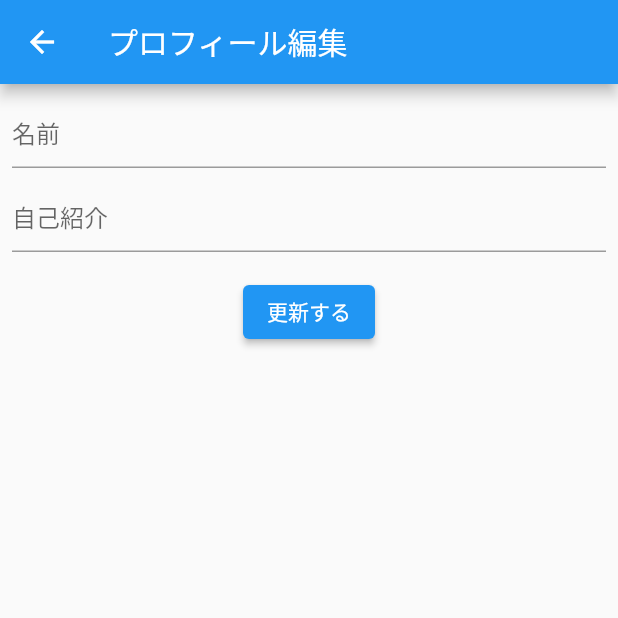
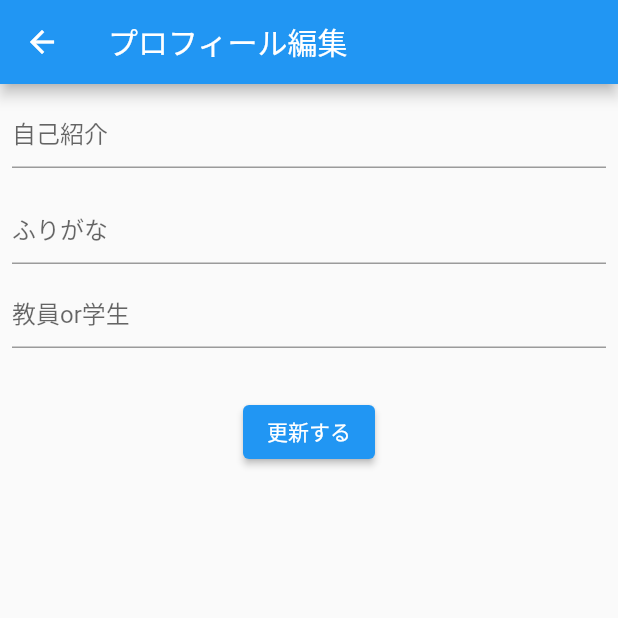
Before and after one commit to tmcit-hkoblabo/loms, a Flutter app: the MyPage screen opened directly, after a tap on the "edit" icon, on a phone screen of 412 x 824 dp, the top half of it. Run offline on Flutter 3.47's test engine with Material 2 defaults, Android fonts, the phone set to English and light mode, and no system bars; our stand-ins replace cloud_firestore, firebase_auth, firebase_core, flutter_signin_button, google_sign_in; accounts and stored records are empty.

Commit message:
学生番号・役職・自己紹介の実装

```diff
--- a/lib/edit_profile/edit_profile_model.dart
+++ b/lib/edit_profile/edit_profile_model.dart
@@ -3,17 +3,32 @@ import 'package:firebase_auth/firebase_auth.dart';
 import 'package:flutter/material.dart';
 
 class EditProfileModel extends ChangeNotifier {
-  EditProfileModel(this.name, this.description) {
-    nameController.text = name!;
-    descriptionController.text = description!;
+  //EditProfileModel(this.name, this.description, String position) {
+  EditProfileModel(this.description, this.furigana, this.position, this.number,
+      this.belong) {
+    //nameController.text = name.toString();
+    descriptionController.text = description.toString();
+    furiganaController.text = furigana.toString();
+    positionController.text = position.toString();
+    numberController.text = number.toString();
+    belongController.text = belong.toString();
   }
 
   final nameController = TextEditingController();
   final descriptionController = TextEditingController();
+  final furiganaController = TextEditingController();
+  final positionController = TextEditingController();
+  final numberController = TextEditingController();
+  final belongController = TextEditingController();
 
   String? name;
   String? description;
+  String? furigana;
+  String? position;
+  String? number;
+  String? belong;
 
+  //おそらく使わない
   void setName(String name) {
     this.name = name;
     notifyListeners();
@@ -24,19 +39,54 @@ class EditProfileModel extends ChangeNotifier {
     notifyListeners();
   }
 
+  void setFurigana(String furigana) {
+    this.furigana = furigana;
+    notifyListeners();
+  }
+
+  void setPosition(String position) {
+    this.position = position;
+    notifyListeners();
+  }
+
+  void setNumber(String number) {
+    this.number = number;
+    belong = null;
+    notifyListeners();
+  }
+
+  void setBelong(String belong) {
+    this.belong = belong;
+    number = null;
+    notifyListeners();
+  }
+
   bool isUpdated() {
-    return name != null || description != null;
+    //return name != null || description != null;
+    return description != null ||
+        furigana != null ||
+        position != null ||
+        number != null ||
+        belong != null;
   }
 
   Future update() async {
-    this.name = nameController.text;
+    //this.name = nameController.text;
     this.description = descriptionController.text;
+    this.furigana = furiganaController.text;
+    this.position = positionController.text;
+    this.number = numberController.text;
+    this.belong = belongController.text;
 
     // firestoreに追加
     final uid = FirebaseAuth.instance.currentUser!.uid;
     await FirebaseFirestore.instance.collection('users').doc(uid).update({
-      'name': name,
+      //'name': name,
       'description': description,
+      'furigana': furigana,
+      'position': position,
+      'number': number,
+      'belong': belong,
     });
   }
 }
--- a/lib/edit_profile/edit_profile_page.dart
+++ b/lib/edit_profile/edit_profile_page.dart
@@ -3,16 +3,26 @@ import 'package:flutter/material.dart';
 import 'package:provider/provider.dart';
 
 class EditProfilePage extends StatelessWidget {
-  EditProfilePage(this.name, this.description);
-  final String name;
+  //EditProfilePage(this.name, this.description);
+  EditProfilePage(
+      this.description, this.furigana, this.position, this.number, this.belong);
+  //final String name;
   final String description;
+  final String furigana;
+  final String position;
+  final String number;
+  final String belong;
 
   @override
   Widget build(BuildContext context) {
     return ChangeNotifierProvider<EditProfileModel>(
       create: (_) => EditProfileModel(
-        name,
+        //name,
         description,
+        furigana,
+        position,
+        number,
+        belong,
       ),
       child: Scaffold(
         appBar: AppBar(
@@ -24,6 +34,7 @@ class EditProfilePage extends StatelessWidget {
               padding: const EdgeInsets.all(8.0),
               child: Column(
                 children: [
+                  /*
                   TextField(
                     controller: model.nameController,
                     decoration: InputDecoration(
@@ -36,9 +47,11 @@ class EditProfilePage extends StatelessWidget {
                   SizedBox(
                     height: 8,
                   ),
+                  */
                   TextField(
                     controller: model.descriptionController,
                     decoration: InputDecoration(
+                      //hintText: '${model.description}',
                       hintText: '自己紹介',
                     ),
                     onChanged: (text) {
@@ -47,6 +60,56 @@ class EditProfilePage extends StatelessWidget {
                   ),
                   SizedBox(
                     height: 16,
+                  ),
+                  TextField(
+                    controller: model.furiganaController,
+                    decoration: InputDecoration(
+                      hintText: 'ふりがな',
+                    ),
+                    onChanged: (text) {
+                      model.setFurigana(text);
+                    },
+                  ),
+                  SizedBox(
+                    height: 8,
+                  ),
+                  TextField(
+                    controller: model.positionController,
+                    decoration: InputDecoration(
+                      hintText: '教員or学生',
+                    ),
+                    onChanged: (text) {
+                      model.setPosition(text);
+                    },
+                  ),
+                  SizedBox(
+                    height: 16,
+                  ),
+                  if (model.position == '学生')
+                    TextField(
+                      controller: model.numberController,
+                      decoration: InputDecoration(
+                        hintText: '学生番号',
+                      ),
+                      onChanged: (text) {
+                        model.setNumber(text);
+                      },
+                    ),
+                  SizedBox(
+                    height: 8,
+                  ),
+                  if (model.position == '教員')
+                    TextField(
+                      controller: model.belongController,
+                      decoration: InputDecoration(
+                        hintText: '所属学科',
+                      ),
+                      onChanged: (text) {
+                        model.setBelong(text);
+                      },
+                    ),
+                  SizedBox(
+                    height: 8,
                   ),
                   ElevatedButton(
                     onPressed: model.isUpdated()
--- a/lib/mypage/my_model.dart
+++ b/lib/mypage/my_model.dart
@@ -7,6 +7,11 @@ class MyModel extends ChangeNotifier {
   String? name;
   String? email;
   String? description;
+  String? furigana;
+  String? position;
+  String? number;
+  String? belong;
+  String? status;
 
   void startLoading() {
     isLoading = true;
@@ -28,8 +33,11 @@ class MyModel extends ChangeNotifier {
     final data = snapshot.data();
     this.name = data?['name'];
     this.description = data?['description'];
-
-    notifyListeners();
+    this.furigana = data?['furigana'];
+    this.position = data?['position'];
+    this.number = data?['number'];
+    this.belong = data?['belong'];
+    //this.status = data?['status'];
   }
 
   Future logout() async {
--- a/lib/mypage/my_page.dart
+++ b/lib/mypage/my_page.dart
@@ -20,7 +20,13 @@ class MyPage extends StatelessWidget {
                     context,
                     MaterialPageRoute(
                       builder: (context) =>
-                          EditProfilePage(model.name!, model.description!),
+                          //EditProfilePage(model.name!, model.description!),
+                          EditProfilePage(
+                              model.description.toString(),
+                              model.furigana.toString(),
+                              model.position.toString(),
+                              model.number.toString(),
+                              model.belong.toString()),
                     ),
                   );
                   model.fetchUser();
@@ -46,6 +52,11 @@ class MyPage extends StatelessWidget {
                         ),
                       ),
                       Text(model.email ?? 'メールアドレスなし'),
+                      Text(model.position ?? '教員？学生？'),
+                      if (model.position == '学生')
+                        Text(model.number ?? '学生番号なし'),
+                      if (model.position == '教員')
+                        Text(model.belong ?? '所属学科なし'),
                       Text(
                         model.description ?? '自己紹介なし',
                       ),
--- a/pubspec.yaml
+++ b/pubspec.yaml
@@ -37,6 +37,7 @@ dependencies:
   rxdart: ^0.27.1
   shared_preferences: ^2.0.8
   quiver: ^3.0.0-nullsafety
+  flutter_slidable: ^1.1.0
 
 dev_dependencies:
   flutter_test:
```
Also changed, not shown: lib/edit_book/edit_book_model.dart (added, +42 -0 lines), lib/edit_book/edit_book_page.dart (added, +75 -0 lines), lib/login/login_model.dart (+29 -1 lines), lib/login/login_page.dart (+26 -0 lines), lib/top/top_page.dart (+4 -3 lines), pubspec.lock, 1 other file.
